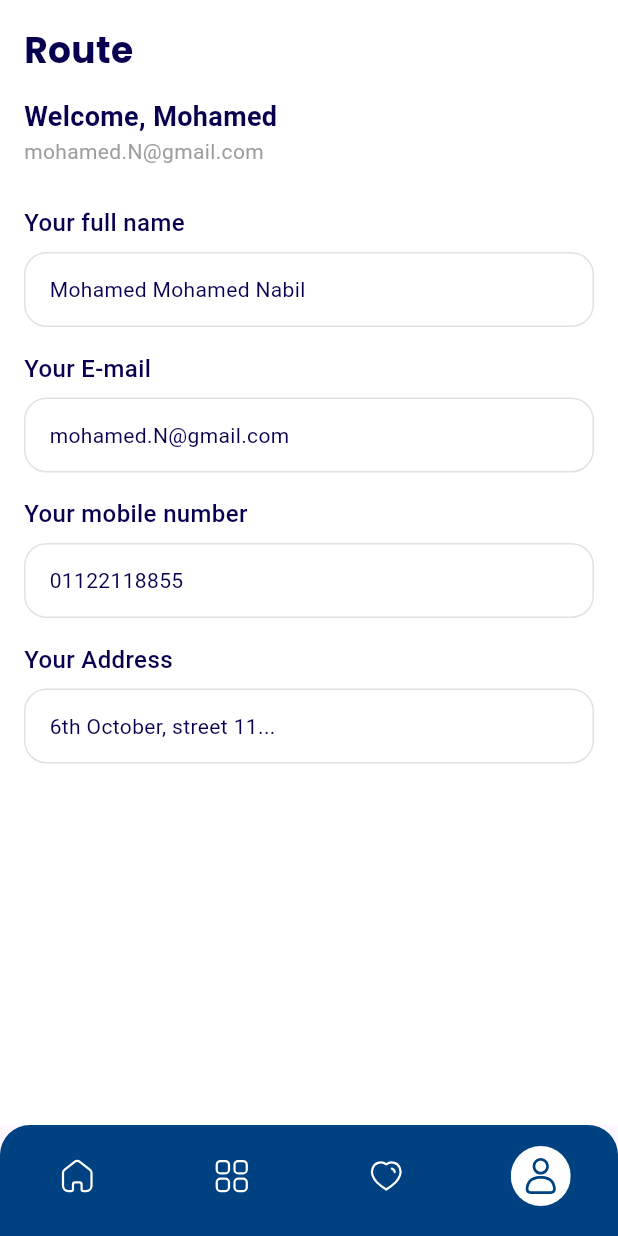
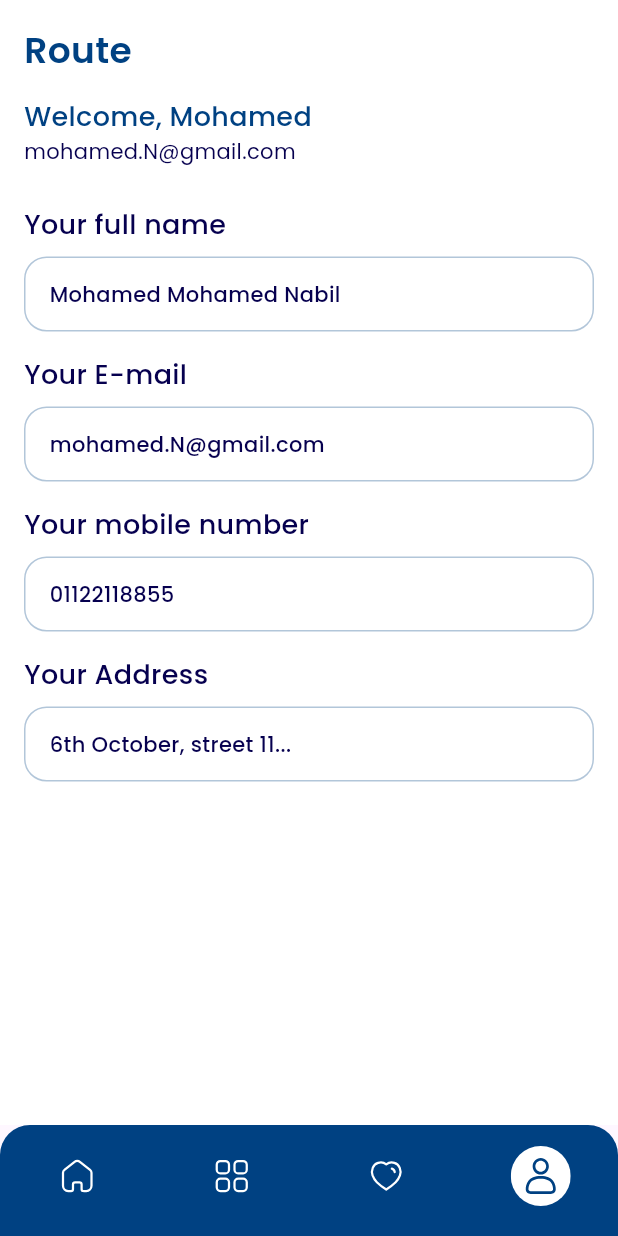
Before and after one commit to osamaabdo536/swift_cart, a Flutter app: the screen it shows after launch, item 4 of the bottom bar chosen, on a phone screen of 412 x 824 dp. Run offline on Flutter 3.47's test engine with Material 3 defaults, Android fonts, the phone set to English and light mode, and no system bars; our stand-ins replace bloc, dio, flutter_bloc, flutter_image_slideshow, flutter_svg; missing offline and left inert: carousel_slider_plus; network calls fail.

Commit message:
update colors,style

```diff
--- a/lib/core/resources/app_text_styles.dart
+++ b/lib/core/resources/app_text_styles.dart
@@ -112,4 +112,11 @@ class AppTextStyles {
     fontFamily: _fontFamily,
     fontWeight: FontWeight.w400,
   );
+
+  static const TextStyle dark24Bold = TextStyle(
+    color: AppColors.textColor,
+    fontSize: 24,
+    fontFamily: _fontFamily,
+    fontWeight: FontWeight.w700,
+  );
 }
--- a/lib/features/profile/profile.dart
+++ b/lib/features/profile/profile.dart
@@ -1,4 +1,6 @@
 import 'package:flutter/material.dart';
+import 'package:swift_cart/core/resources/app_colors.dart';
+import 'package:swift_cart/core/resources/app_text_styles.dart';
 
 class Profile extends StatelessWidget {
   const Profile({super.key});
@@ -6,14 +8,7 @@ class Profile extends StatelessWidget {
   Widget _buildFieldTitle(String title) {
     return Padding(
       padding: const EdgeInsets.only(bottom: 8.0, top: 16.0),
-      child: Text(
-        title,
-        style: const TextStyle(
-          fontSize: 16,
-          color: Color(0xFF06004F),
-          fontWeight: FontWeight.w500,
-        ),
-      ),
+      child: Text(title, style: AppTextStyles.description18Medium),
     );
   }
 
@@ -22,32 +17,28 @@ class Profile extends StatelessWidget {
       width: double.infinity,
       padding: const EdgeInsets.symmetric(horizontal: 16, vertical: 14),
       decoration: BoxDecoration(
-        color: Colors.white,
+        color: AppColors.whiteColor,
         borderRadius: BorderRadius.circular(15),
-        border: Border.all(color: Colors.grey.withOpacity(0.3), width: 1),
+        border: Border.all(color: AppColors.strokeColor),
       ),
       child: Text(
         value ?? hintText ?? "",
-        style: TextStyle(
-          fontSize: 14,
-          color: value != null ? const Color(0xFF06004F) : Colors.grey,
-          fontWeight: value != null ? FontWeight.w400 : FontWeight.w300,
-        ),
+        style: value != null
+            ? AppTextStyles.description14Medium
+            : AppTextStyles.description14light,
       ),
     );
   }
 
   @override
   Widget build(BuildContext context) {
-    const routePrimaryColor = Color(0xFF06004F);
-
     final String fullName = "Mohamed Mohamed Nabil";
     final String email = "mohamed.N@gmail.com";
     final String mobile = "01122118855";
     final String address = "6th October, street 11...";
 
     return Scaffold(
-      backgroundColor: Colors.white,
+      backgroundColor: AppColors.whiteColor,
       body: SafeArea(
         child: SingleChildScrollView(
           physics: const BouncingScrollPhysics(),
@@ -58,30 +49,14 @@ class Profile extends StatelessWidget {
               children: [
                 Text(
                   "Route",
-                  style: TextStyle(
-                    fontSize: 24,
-                    fontWeight: FontWeight.bold,
-                    fontFamily: 'Poppins',
-                    color: routePrimaryColor,
-                  ),
+                  style: AppTextStyles.main20SemiBold.copyWith(fontSize: 24),
                 ),
                 const SizedBox(height: 15),
                 Text(
                   "Welcome, ${fullName.split(' ')[0]}",
-                  style: const TextStyle(
-                    fontSize: 18,
-                    fontWeight: FontWeight.bold,
-                    color: routePrimaryColor,
-                  ),
+                  style: AppTextStyles.main18Medium,
                 ),
-                Text(
-                  email,
-                  style: const TextStyle(
-                    fontSize: 14,
-                    color: Colors.grey,
-                    fontWeight: FontWeight.w400,
-                  ),
-                ),
+                Text(email, style: AppTextStyles.description14light),
                 const SizedBox(height: 10),
 
                 _buildFieldTitle("Your full name"),
```
Also changed, not shown: lib/core/network/api_constants.dart (+4 -4 lines), lib/core/network/dio_config.dart (+6 -7 lines), lib/core/network/dio_factory.dart (deleted, +0 -30 lines), lib/features/home/home.dart (+22 -27 lines), lib/features/home/home_cubit.dart (+4 -4 lines), 1 other file.
